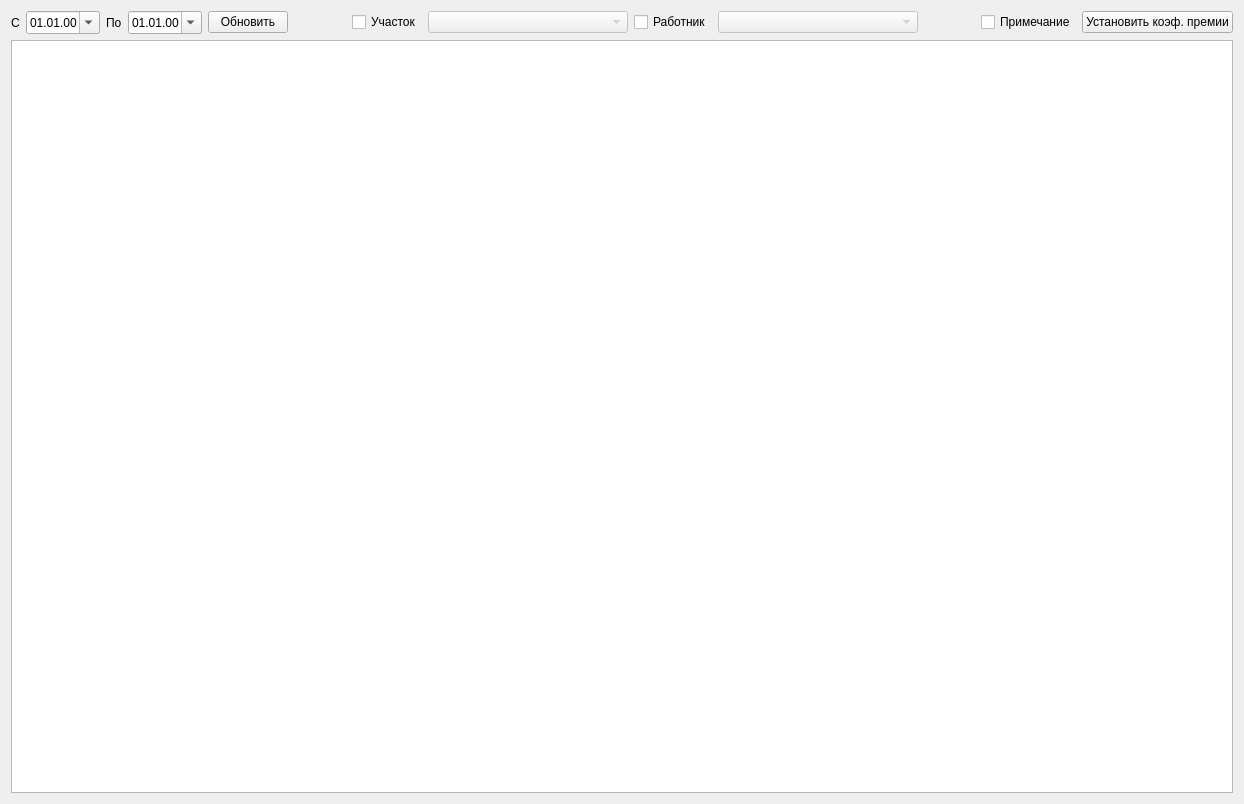
This is formjob.ui in Sergeyego/wire_zp as Qt 5 draws it before an edit. The edited form follows.
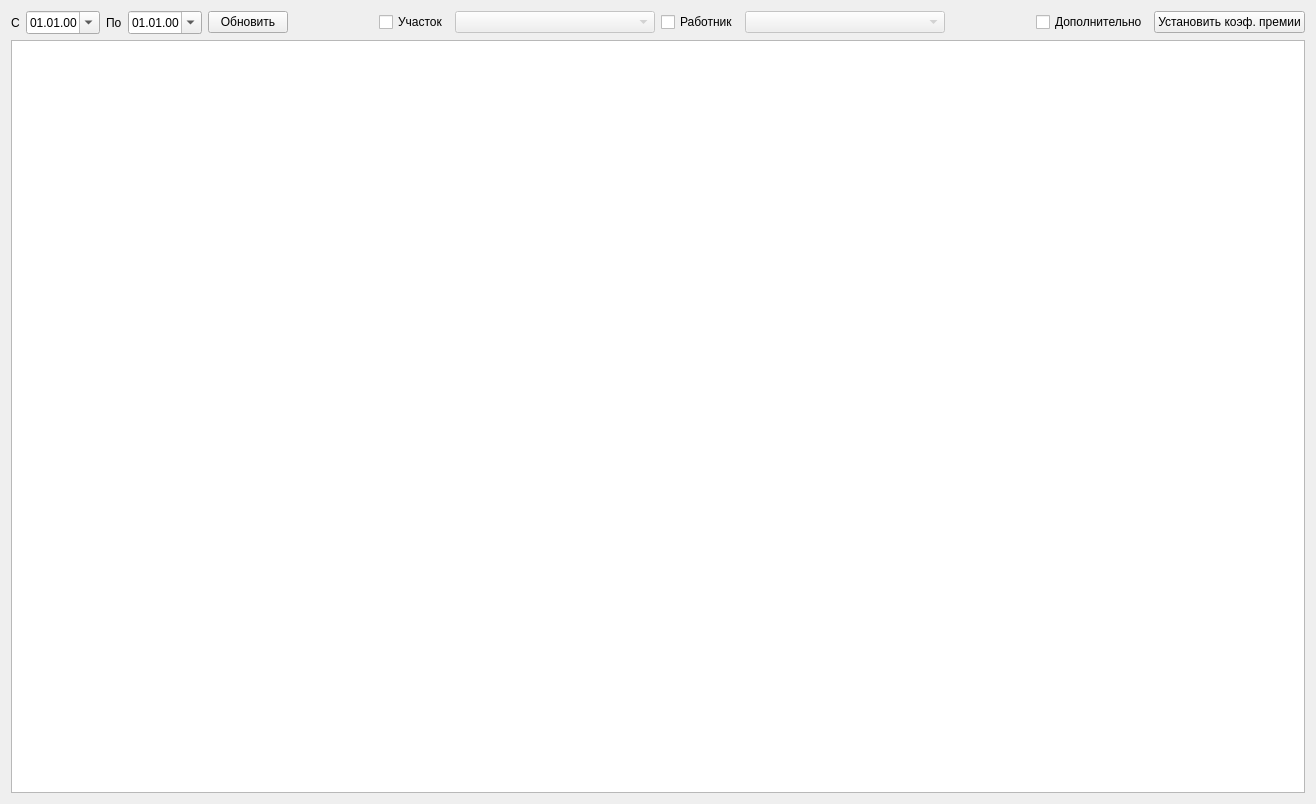
This is the edited form. Custom widgets are drawn as their Qt base class.

```diff
--- a/formjob.ui
+++ b/formjob.ui
@@ -6,7 +6,7 @@
    <rect>
     <x>0</x>
     <y>0</y>
-    <width>1244</width>
+    <width>1316</width>
     <height>804</height>
    </rect>
   </property>
@@ -126,7 +126,7 @@
      <item>
       <widget class="QCheckBox" name="checkBoxPrim">
        <property name="text">
-        <string>Примечание</string>
+        <string>Дополнительно</string>
        </property>
       </widget>
      </item>
```
